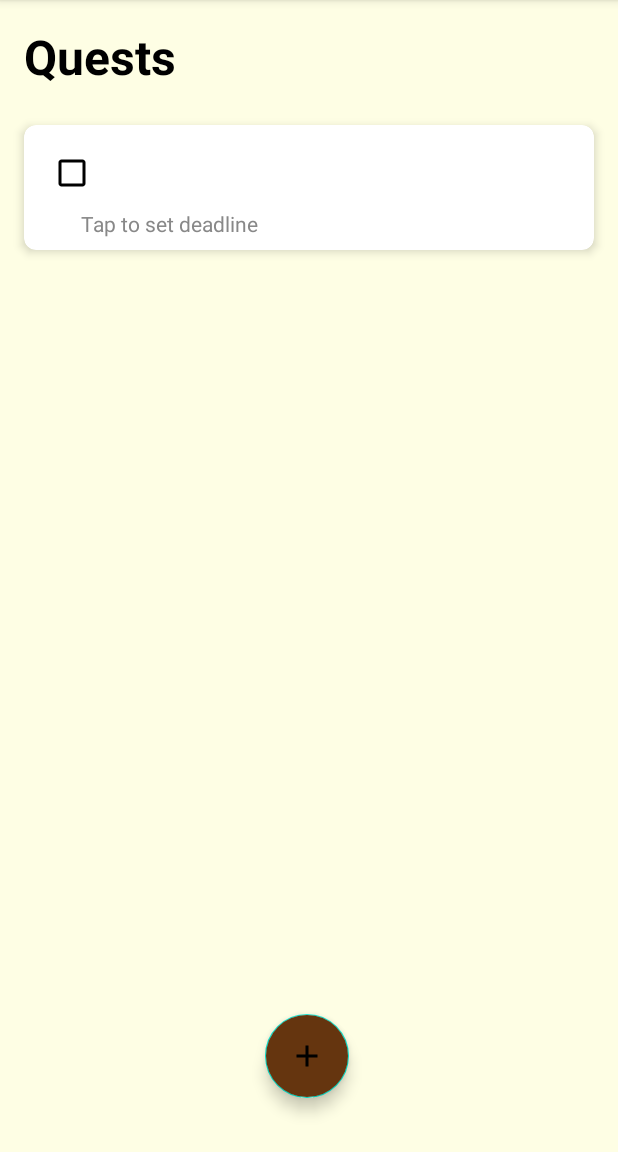
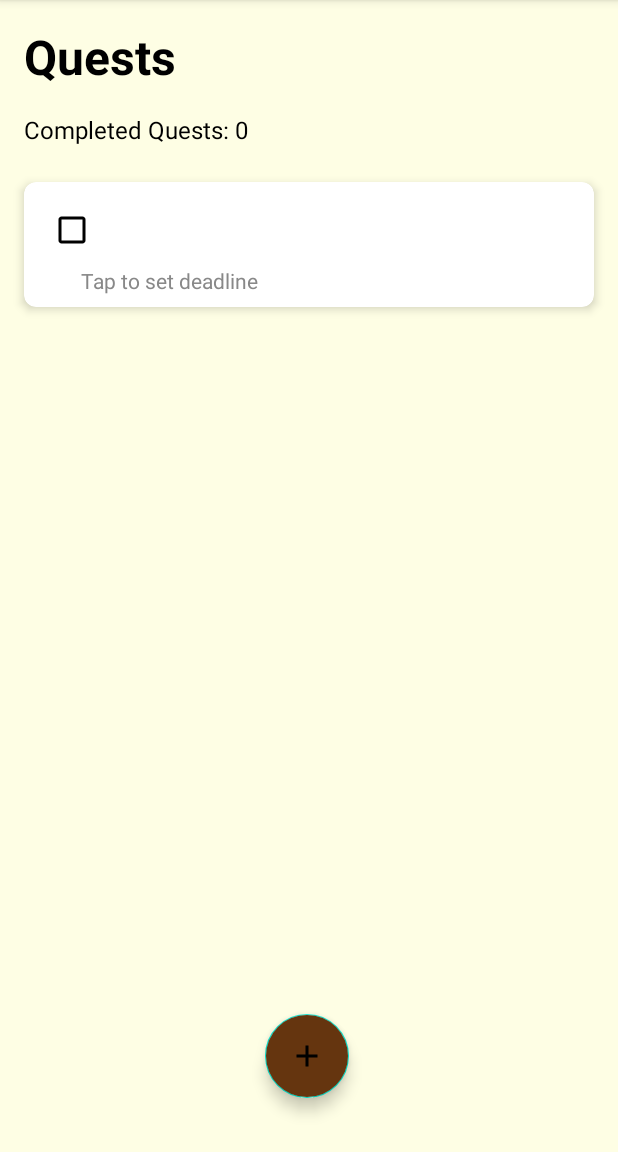
Before and after one commit to MarkYuriPG/QuestListApp, an Android app: the fragment AddNewTask placed in its activity, after a tap on "Save", on a phone screen of 412 x 824 dp, the part 84-1236 px from its top. Run offline under Robolectric (Android 15) with nearby library versions, the light colour scheme and no system bars.

Commit message:
Implement stat track,

```diff
--- a/app/build.gradle
+++ b/app/build.gradle
@@ -40,6 +40,7 @@ dependencies {
     implementation 'androidx.lifecycle:lifecycle-viewmodel-ktx:2.4.1'
     implementation 'androidx.navigation:navigation-fragment:2.4.1'
     implementation 'androidx.navigation:navigation-ui:2.4.1'
+    implementation 'androidx.swiperefreshlayout:swiperefreshlayout:1.1.0'
     testImplementation 'junit:junit:4.13.2'
     androidTestImplementation 'androidx.test.ext:junit:1.1.5'
     androidTestImplementation 'androidx.test.espresso:espresso-core:3.5.1'
--- /dev/null
+++ b/app/src/main/java/com/example/questlistapp/Adapter/OnTaskCompleteListener.java
@@ -0,0 +1,5 @@
+package com.example.questlistapp.Adapter;
+
+public interface OnTaskCompleteListener {
+    void onTaskComplete(boolean isCompleted);
+}
--- a/app/src/main/java/com/example/questlistapp/Adapter/ToDoAdapter.java
+++ b/app/src/main/java/com/example/questlistapp/Adapter/ToDoAdapter.java
@@ -1,8 +1,11 @@
 package com.example.questlistapp.Adapter;
 
+import android.annotation.SuppressLint;
+import android.app.AlertDialog;
 import android.app.DatePickerDialog;
 import android.app.TimePickerDialog;
 import android.content.Context;
+import android.content.DialogInterface;
 import android.os.Bundle;
 import android.text.format.DateFormat;
 import android.util.Log;
@@ -30,18 +33,21 @@ import java.util.Date;
 import java.util.List;
 import java.util.Locale;
 
-public class ToDoAdapter extends RecyclerView.Adapter<ToDoAdapter.ViewHolder>
+public abstract class ToDoAdapter extends RecyclerView.Adapter<ToDoAdapter.ViewHolder> implements OnTaskCompleteListener
 {
 
     private static List <ToDoModel> todoList;
     private MainActivity activity;
     private static DatabaseHandler db;
 
-    public ToDoAdapter(DatabaseHandler db ,MainActivity activity)
+    private OnTaskCompleteListener onTaskCompleteListener;
+
+    public ToDoAdapter(DatabaseHandler db ,MainActivity activity, OnTaskCompleteListener onTaskCompleteListener)
     {
         this.db = db;
         this.activity = activity;
         this.todoList = db.getAllTasks();
+        this.onTaskCompleteListener = onTaskCompleteListener;
     }
 
     public ViewHolder onCreateViewHolder(ViewGroup parent, int viewType)
@@ -53,7 +59,7 @@ public class ToDoAdapter extends RecyclerView.Adapter<ToDoAdapter.ViewHolder>
     }
 
 
-    public void onBindViewHolder(ViewHolder holder, int position)
+    public void onBindViewHolder(ViewHolder holder, @SuppressLint("RecyclerView") int position)
     {
             db.openDatabase();
             ToDoModel item = todoList.get(position);
@@ -71,11 +77,15 @@ public class ToDoAdapter extends RecyclerView.Adapter<ToDoAdapter.ViewHolder>
             holder.task.setOnCheckedChangeListener(new CompoundButton.OnCheckedChangeListener() {
                 @Override
                 public void onCheckedChanged(CompoundButton buttonView, boolean isChecked) {
-                    if (isChecked) {
+
+                    /*if (isChecked) {
                         db.updateStatus(item.getId(), 1);
                     } else {
                         db.updateStatus(item.getId(), 0);
-                    }
+                    }*/
+                    item.setStatus(isChecked ? 1 : 0);
+                    db.updateStatus(item.getId(), item.getStatus());
+                    onTaskCompleteListener.onTaskComplete(isChecked);
                 }
             });
     }
@@ -202,5 +212,4 @@ public class ToDoAdapter extends RecyclerView.Adapter<ToDoAdapter.ViewHolder>
         }
     }
 
-
 }
--- a/app/src/main/java/com/example/questlistapp/AddNewTask.java
+++ b/app/src/main/java/com/example/questlistapp/AddNewTask.java
@@ -29,11 +29,13 @@ import com.google.android.material.bottomsheet.BottomSheetDialogFragment;
 import java.text.SimpleDateFormat;
 import java.util.Calendar;
 import java.util.Date;
+import java.util.List;
 import java.util.Locale;
 
 public class AddNewTask extends BottomSheetDialogFragment{
     public static final  String TAG = "ActionBottomDialog";
 
+    private static List<ToDoModel> taskList;
     private EditText newTaskText;
     private Button newTaskSaveButton;
     private DatabaseHandler db;
@@ -84,7 +86,7 @@ public class AddNewTask extends BottomSheetDialogFragment{
 
         db = new DatabaseHandler(getActivity());
         db.openDatabase();
-
+        taskList = db.getAllTasks();
         newTaskText.addTextChangedListener(new TextWatcher() {
             @Override
             public void beforeTextChanged(CharSequence s, int start, int count, int after) {
@@ -116,7 +118,7 @@ public class AddNewTask extends BottomSheetDialogFragment{
                     db.updateTask(bundle.getInt("id"), text);
                 }
                 else {
-                    ToDoModel task = new ToDoModel(0, text,deadline);
+                    ToDoModel task = new ToDoModel(0, text,deadline, taskList.size());
                     db.insertTask(task);
                 }
                 dismiss();
--- a/app/src/main/java/com/example/questlistapp/MainActivity.java
+++ b/app/src/main/java/com/example/questlistapp/MainActivity.java
@@ -1,23 +1,33 @@
 package com.example.questlistapp;
 
+import static com.example.questlistapp.Utils.DatabaseHandler.TODO_TABLE;
+
 import androidx.annotation.NonNull;
+import androidx.annotation.Nullable;
 import androidx.appcompat.app.AppCompatActivity;
-import androidx.appcompat.app.AppCompatDelegate;
 import androidx.recyclerview.widget.ItemTouchHelper;
 import androidx.recyclerview.widget.LinearLayoutManager;
 import androidx.recyclerview.widget.RecyclerView;
+import androidx.swiperefreshlayout.widget.SwipeRefreshLayout;
 
+import android.annotation.SuppressLint;
+import android.content.ContentValues;
 import android.content.DialogInterface;
 import android.content.Intent;
+import android.database.sqlite.SQLiteDatabase;
 import android.graphics.drawable.ColorDrawable;
 import android.net.Uri;
 import android.os.Bundle;
-import android.util.Log;
 import android.view.Menu;
 import android.view.MenuInflater;
 import android.view.MenuItem;
+import android.view.MotionEvent;
 import android.view.View;
+import android.view.ViewConfiguration;
+import android.widget.CompoundButton;
+import android.widget.TextView;
 
+import com.example.questlistapp.Adapter.OnTaskCompleteListener;
 import com.example.questlistapp.Adapter.ToDoAdapter;
 import com.example.questlistapp.Model.ToDoModel;
 import com.example.questlistapp.Utils.DatabaseHandler;
@@ -26,16 +36,22 @@ import com.google.android.material.floatingactionbutton.FloatingActionButton;
 
 import java.util.ArrayList;
 import java.util.Collections;
+import java.util.Comparator;
 import java.util.List;
 import java.util.Objects;
 
-public class MainActivity extends AppCompatActivity implements DialogCloseListener{
+public class MainActivity extends AppCompatActivity implements DialogCloseListener, OnTaskCompleteListener {
 
     private RecyclerView taskRecyclerView;
     private ToDoAdapter taskAdapter;
     private DatabaseHandler db;
     private List<ToDoModel> taskList;
     private FloatingActionButton fab;
+
+    private SwipeRefreshLayout swipeRefreshLayout;
+    private SQLiteDatabase sqlDb;
+
+    private int completedQuestCount;
 
     @Override
     protected void onCreate(Bundle savedInstanceState) {
@@ -48,11 +64,23 @@ public class MainActivity extends AppCompatActivity implements DialogCloseListen
 
         db = new DatabaseHandler(this);
         db.openDatabase();
+        sqlDb = db.getWritableDatabase();
         taskList= new ArrayList<>();
+
 
         taskRecyclerView = findViewById(R.id.questRecyclerView);
         taskRecyclerView.setLayoutManager(new LinearLayoutManager(this));
-        taskAdapter = new ToDoAdapter(db,MainActivity.this);
+        taskAdapter = new ToDoAdapter(db, MainActivity.this, this) {
+            @Override
+            public void onTaskComplete(boolean isCompleted) {
+                if (isCompleted) {
+                    completedQuestCount++;
+                } else {
+                    completedQuestCount--;
+                }
+                updateCompletedQuestCount(completedQuestCount);
+            }
+        };
         taskRecyclerView.setAdapter(taskAdapter);
 
         ItemTouchHelper itemTouchHelper = new ItemTouchHelper(new RecyclerItemTouchHelper(taskAdapter));
@@ -61,13 +89,18 @@ public class MainActivity extends AppCompatActivity implements DialogCloseListen
         fab = findViewById(R.id.floatingActionButton);
 
         taskList = db.getAllTasks();
-        Collections.reverse(taskList);
+
+        completedQuestCount = countCompletedTasks();
+        updateCompletedQuestCount(completedQuestCount);
+
+        sortByOrder(taskList);
+
 
         if (taskAdapter != null) {
             taskAdapter.setTaskList(taskList);
         }
 
-        //taskAdapter.setTaskList(taskList);
+        taskAdapter.setTaskList(taskList);
 
         fab.setOnClickListener(new View.OnClickListener() {
             @Override
@@ -124,6 +157,7 @@ public class MainActivity extends AppCompatActivity implements DialogCloseListen
         Collections.reverse(taskList);
         taskAdapter.setTask(taskList);
         taskAdapter.notifyDataSetChanged();
+        int completedTaskCount = countCompletedTasks();
     }
 
     ItemTouchHelper.SimpleCallback simpleCallback = new ItemTouchHelper.SimpleCallback(ItemTouchHelper.UP |
@@ -135,8 +169,11 @@ public class MainActivity extends AppCompatActivity implements DialogCloseListen
             int fromPos = viewHolder.getAdapterPosition();
             int toPos = target.getAdapterPosition();
 
+            // update the order value of the moved item
+            db.updateOrder(taskList.get(fromPos).getId(), fromPos);
+            db.updateOrder(taskList.get(toPos).getId(), toPos);
+
             Collections.swap(taskList, fromPos, toPos);
-
             recyclerView.getAdapter().notifyItemMoved(fromPos, toPos);
 
             return false;
@@ -148,4 +185,45 @@ public class MainActivity extends AppCompatActivity implements DialogCloseListen
         }
     };
 
+    private int countCompletedTasks() {
+        int count = 0;
+        for (ToDoModel task : taskList) {
+            if (task.getStatus() == 1) {
+                count++;
+            }
+        }
+        return count;
+    }
+
+    private void updateCompletedQuestCount(int completedTaskCount)
+    {
+        @SuppressLint({"MissingInflatedId", "LocalSuppress"}) TextView completedTaskCountView = findViewById(R.id.completedQuestCountTextView);
+        completedTaskCountView.setText("Completed Quests: " + completedTaskCount);
+    }
+
+    public void updateTaskOrder(int taskId, int newOrder) {
+        SQLiteDatabase sqldb = db.getWritableDatabase();
+        ContentValues values = new ContentValues();
+        values.put("order_", newOrder);
+        sqldb.update(TODO_TABLE, values, "id=?", new String[] {String.valueOf(taskId)});
+    }
+
+    public static void sortByOrder(List<ToDoModel> list) {
+        Collections.sort(list, new Comparator<ToDoModel>() {
+            @Override
+            public int compare(ToDoModel t1, ToDoModel t2) {
+                return t1.getOrder() - t2.getOrder();
+            }
+        });
+    }
+
+    @Override
+    public void onTaskComplete(boolean isCompleted) {
+        if (isCompleted) {
+            completedQuestCount++;
+        } else {
+            completedQuestCount--;
+        }
+        updateCompletedQuestCount(completedQuestCount);
+    }
 }
--- a/app/src/main/java/com/example/questlistapp/Model/ToDoModel.java
+++ b/app/src/main/java/com/example/questlistapp/Model/ToDoModel.java
@@ -7,17 +7,18 @@ import java.util.Locale;
 
 public class ToDoModel {
 
-    private int id, status;
+    private int id, status, order;
     private String title, todo;
 
     private Date deadline;
 
     public  ToDoModel(){}
 
-    public ToDoModel(int status, String todo, Date deadline) {
+    public ToDoModel(int status, String todo, Date deadline, int order) {
         this.status = status;
         this.todo = todo;
         this.deadline = deadline;
+        this.order = order;
     }
 
     public int getId() {
@@ -51,4 +52,13 @@ public class ToDoModel {
     public void setDeadline(Date deadline) {
         this.deadline = deadline;
     }
+
+    public int getOrder() {
+        return order;
+    }
+
+    public void setOrder(int order) {
+        this.order = order;
+    }
+
 }
--- a/app/src/main/java/com/example/questlistapp/RecyclerItemTouchHelper.java
+++ b/app/src/main/java/com/example/questlistapp/RecyclerItemTouchHelper.java
@@ -30,8 +30,8 @@ public class RecyclerItemTouchHelper extends ItemTouchHelper.SimpleCallback {
         final int position = viewHolder.getAdapterPosition();
         if(direction == ItemTouchHelper.LEFT){
             AlertDialog.Builder builder = new AlertDialog.Builder(adapter.getContext());
-            builder.setTitle("Delete Task");
-            builder.setMessage("Are you sure you want to delete this Task?");
+            builder.setTitle("Delete Quest");
+            builder.setMessage("Are you sure you want to delete this Quest?");
             builder.setPositiveButton("Confirm,",
                     (dialogInterface, i) -> adapter.deleteItem(position));
             builder.setNegativeButton(android.R.string.cancel, (dialogInterface, i) -> adapter.notifyItemChanged(viewHolder.getAdapterPosition()));
@@ -82,4 +82,6 @@ public class RecyclerItemTouchHelper extends ItemTouchHelper.SimpleCallback {
         background.draw(c);
         icon.draw(c);
     }
+
+
 }
--- a/app/src/main/java/com/example/questlistapp/Utils/DatabaseHandler.java
+++ b/app/src/main/java/com/example/questlistapp/Utils/DatabaseHandler.java
@@ -10,20 +10,23 @@ import android.database.sqlite.SQLiteOpenHelper;
 import com.example.questlistapp.Model.ToDoModel;
 
 import java.util.ArrayList;
+import java.util.Collections;
+import java.util.Comparator;
 import java.util.Date;
 import java.util.List;
 
 public class DatabaseHandler extends SQLiteOpenHelper {
     private static final int VERSION = 1;
     private static final String NAME = "toDoListDatabase";
-    private static final String TODO_TABLE = "todo";
+    public static final String TODO_TABLE = "todo";
     private static final String ID = "id";
     private static final String TASK = "task";
     private static final String STATUS = "status";
+    private static final String DEADLINE = "deadline";
 
-    private static final String DEADLINE = "deadline";
+    private static final String ORDER = "order_";
     private static final String CREATE_TODO_TABLE = "CREATE TABLE " + TODO_TABLE + "(" + ID + " INTEGER PRIMARY KEY AUTOINCREMENT, " + TASK + " TEXT, "
-            + STATUS + " INTEGER, " + DEADLINE + " TEXT) ";
+            + STATUS + " INTEGER, " + DEADLINE + " TEXT, " + ORDER + " INTEGER) ";
     private SQLiteDatabase db;
 
     public DatabaseHandler(Context context) {
@@ -47,7 +50,7 @@ public class DatabaseHandler extends SQLiteOpenHelper {
         db = this.getWritableDatabase();
     }
 
-    public void insertTask(ToDoModel task){
+    public void insertTask(ToDoModel task) {
         SQLiteDatabase db = this.getWritableDatabase();
         ContentValues values = new ContentValues();
 
@@ -55,23 +58,34 @@ public class DatabaseHandler extends SQLiteOpenHelper {
         values.put("status", task.getStatus());
         values.put("deadline", String.valueOf(task.getDeadline()));
 
+        int lastOrderValue = 0;
+        Cursor cursor = db.rawQuery("SELECT MAX(order_) FROM " + TODO_TABLE, null);
+        if (cursor.moveToFirst()) {
+            lastOrderValue = cursor.getInt(0);
+        }
+        cursor.close();
+
+        // set the new order value
+        values.put("order_", lastOrderValue + 1);
+
         db.insert(TODO_TABLE, null, values);
     }
 
     @SuppressLint("Range")
-    public List<ToDoModel> getAllTasks(){
+    public List<ToDoModel> getAllTasks() {
         List<ToDoModel> taskList = new ArrayList<>();
         Cursor cur = null;
         db.beginTransaction();
-        try{
-            cur = db.query(TODO_TABLE, null, null, null, null, null, null, null);
-            if(cur != null){
-                if(cur.moveToFirst()){
-                    do{
+        try {
+            cur = db.query(TODO_TABLE, null, null, null, null, null, "order_ DESC", null);
+            if (cur != null) {
+                if (cur.moveToFirst()) {
+                    do {
                         ToDoModel task = new ToDoModel();
                         task.setId(cur.getInt(cur.getColumnIndex(ID)));
                         task.setTask(cur.getString(cur.getColumnIndex(TASK)));
                         task.setStatus(cur.getInt(cur.getColumnIndex(STATUS)));
+                        task.setOrder(cur.getInt(cur.getColumnIndex(ORDER)));
                         long deadlineMillis = cur.getLong(cur.getColumnIndex(DEADLINE));
 
                         if (deadlineMillis > 0) {
@@ -80,11 +94,10 @@ public class DatabaseHandler extends SQLiteOpenHelper {
 
                         taskList.add(task);
                     }
-                    while(cur.moveToNext());
+                    while (cur.moveToNext());
                 }
             }
-        }
-        finally {
+        } finally {
             db.endTransaction();
             assert cur != null;
             cur.close();
@@ -92,20 +105,20 @@ public class DatabaseHandler extends SQLiteOpenHelper {
         return taskList;
     }
 
-    public void updateStatus(int id, int status){
+    public void updateStatus(int id, int status) {
         ContentValues cv = new ContentValues();
         cv.put(STATUS, status);
-        db.update(TODO_TABLE, cv, ID + "= ?", new String[] {String.valueOf(id)});
+        db.update(TODO_TABLE, cv, ID + "= ?", new String[]{String.valueOf(id)});
     }
 
     public void updateTask(int id, String task) {
         ContentValues cv = new ContentValues();
         cv.put(TASK, task);
-        db.update(TODO_TABLE, cv, ID + "= ?", new String[] {String.valueOf(id)});
+        db.update(TODO_TABLE, cv, ID + "= ?", new String[]{String.valueOf(id)});
     }
 
-    public void deleteTask(int id){
-        db.delete(TODO_TABLE, ID + "= ?", new String[] {String.valueOf(id)});
+    public void deleteTask(int id) {
+        db.delete(TODO_TABLE, ID + "= ?", new String[]{String.valueOf(id)});
     }
 
     public void updateDeadline(int id, long deadline) {
@@ -113,4 +126,12 @@ public class DatabaseHandler extends SQLiteOpenHelper {
         values.put(DEADLINE, deadline);
         db.update(TODO_TABLE, values, ID + "=?", new String[]{String.valueOf(id)});
     }
+
+    public void updateOrder(int id, int pos)
+    {
+        ContentValues values = new ContentValues();
+        values.put(ORDER, pos);
+        db.update(TODO_TABLE, values, ID + "=?", new String[]{String.valueOf(id)});
+    }
+
 }
--- a/app/src/main/res/layout/activity_main.xml
+++ b/app/src/main/res/layout/activity_main.xml
@@ -21,11 +21,24 @@
         android:backgroundTint="@android:color/black"
         tools:ignore="HardcodedText"/>
 
+    <TextView
+        android:id="@+id/completedQuestCountTextView"
+        android:layout_width="wrap_content"
+        android:layout_height="wrap_content"
+        android:layout_below="@id/questsText"
+        android:layout_marginStart="16dp"
+        android:layout_marginBottom="16dp"
+        android:textSize="16sp"
+        android:text="Completed Quests: "
+        tools:ignore="HardcodedText"
+        android:textColor="@android:color/black"
+        />
+
     <androidx.recyclerview.widget.RecyclerView
             android:id="@+id/questRecyclerView"
             android:layout_width="match_parent"
             android:layout_height="wrap_content"
-            android:layout_below="@id/questsText"
+            android:layout_below="@id/completedQuestCountTextView"
             app:layoutManager="androidx.recyclerview.widget.LinearLayoutManager"
             android:backgroundTint="@color/pastel_yellow"
             android:nestedScrollingEnabled="true"
```
